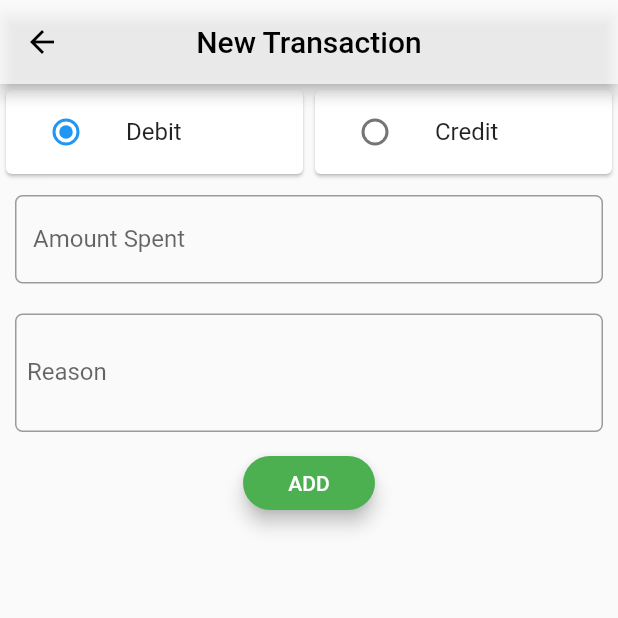
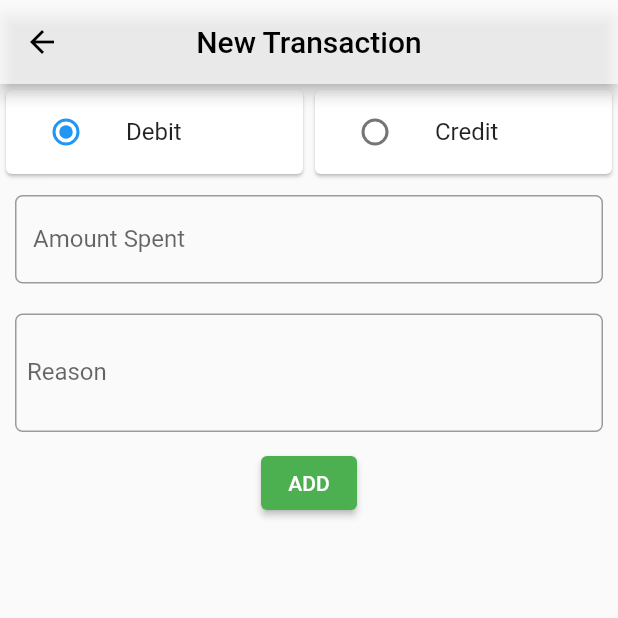
Before and after one commit to himanshusingh335/check_my_cash, a Flutter app: the screen it shows after launch, after a tap on the "add" icon, on a phone screen of 412 x 824 dp, the top half of it. Run offline on Flutter 3.47's test engine with Material 2 defaults, Android fonts, the phone set to English and light mode, and no system bars; our stand-ins replace date_picker_timeline, flutter_slidable, sqflite; accounts and stored records are empty.

Commit message:
⚰️ remove dead code

```diff
--- a/check_my_cash/lib/backend/DataBaseServices.dart
+++ b/check_my_cash/lib/backend/DataBaseServices.dart
@@ -173,7 +173,7 @@ class DatabaseServices extends ChangeNotifier {
   }
 
   Future getOverViewValues() async {
-    var values = new List();
+    var values = [];
     values.add(await calculateBalance());
     values.add(await calculateTotalCredit());
     values.add(await calculateTotalDebit());
@@ -218,7 +218,7 @@ class DatabaseServices extends ChangeNotifier {
   }
 
   Future getDailyValues(String date) async {
-    var values = new List();
+    var values = [];
     values.add(await calculateBalance());
     values.add(await calculateDailyCredit(date));
     values.add(await calculateDailyDebit(date));
--- a/check_my_cash/lib/screens/New_Transaction.dart
+++ b/check_my_cash/lib/screens/New_Transaction.dart
@@ -112,13 +112,11 @@ class _NewTransactionScreenState extends State<NewTransactionScreen> {
               keyboardType: TextInputType.text,
             ),
           ),
-          RaisedButton(
-              color: Colors.green,
-              textColor: Colors.white,
-              shape: RoundedRectangleBorder(
-                borderRadius: new BorderRadius.circular(50.0),
+          ElevatedButton(
+              style: ElevatedButton.styleFrom(
+                primary: Colors.green,
+                onPrimary: Colors.white,
               ),
-              elevation: 5,
               child: Text("ADD"),
               onPressed: () {
                 var transaction = new Transactions.withoutid(
```
Also changed, not shown: check_my_cash/lib/screens/settings.dart (+4 -8 lines).
